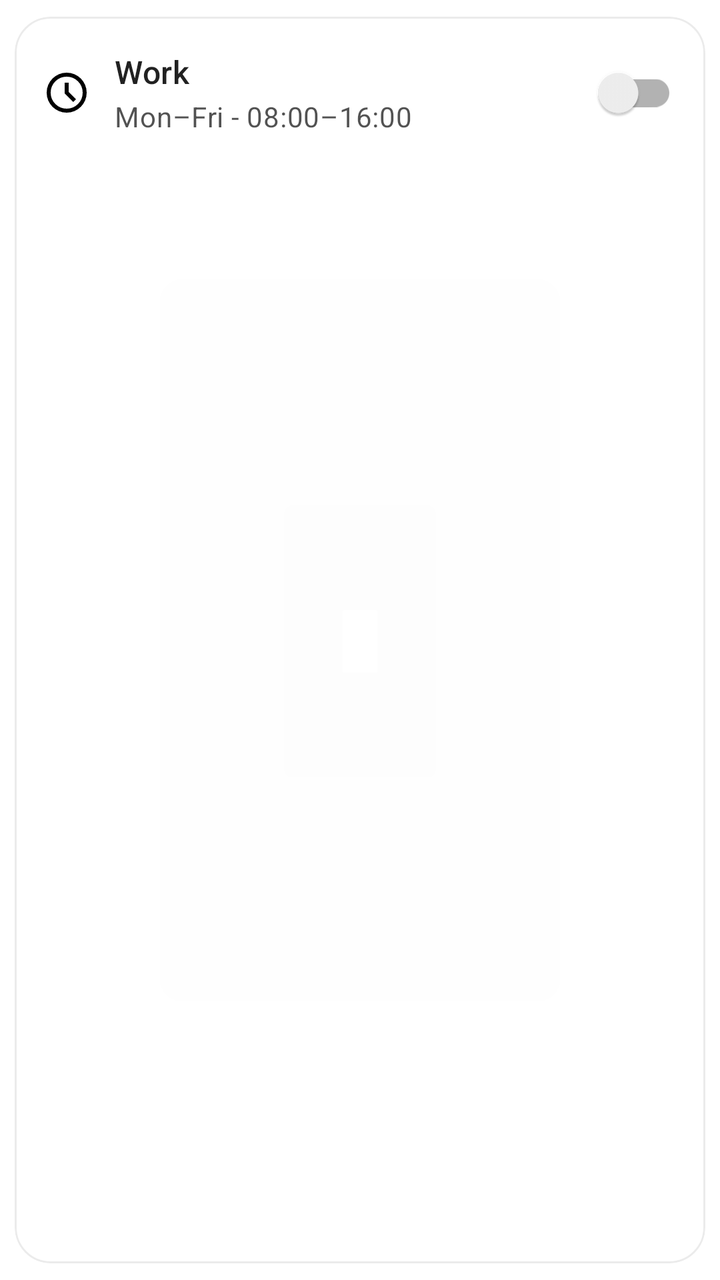
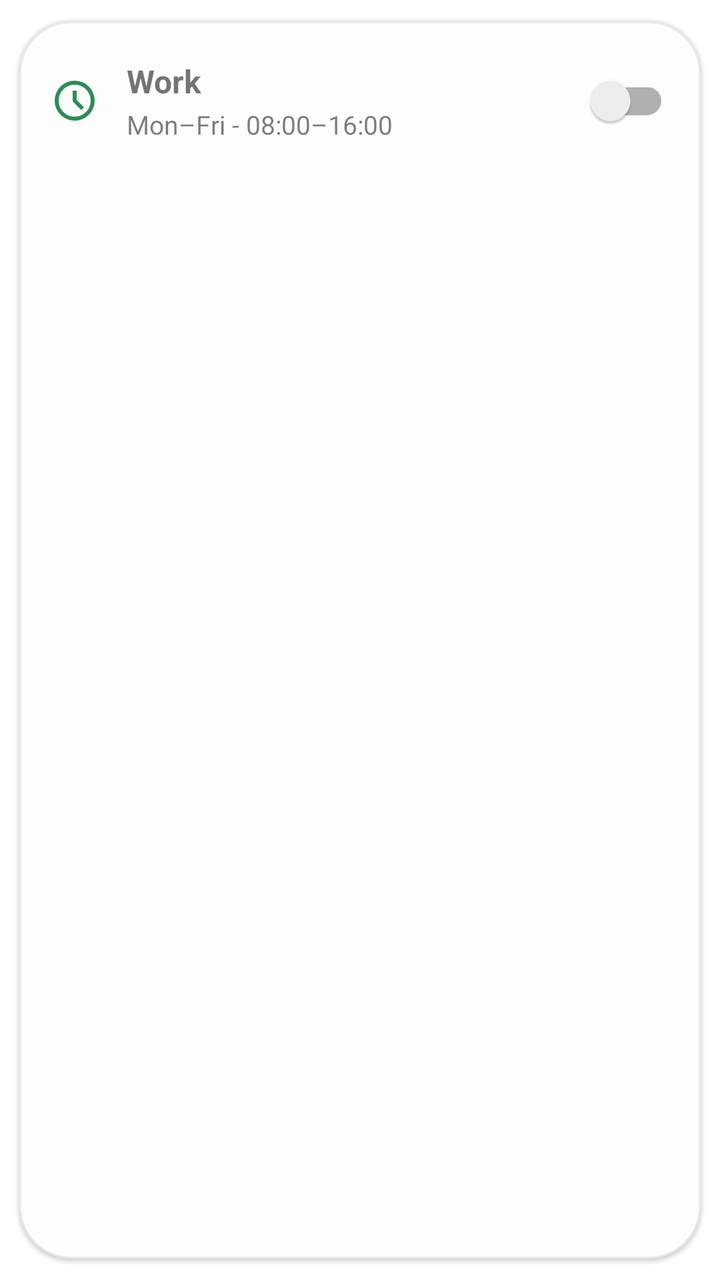

Screens rendered from an Android XML layout before and after an edit, with the pre-edit source and the edit as a unified diff.
<!-- AndroidManifest.xml: application theme Theme.Switchly -->
<!-- res/layout/item_schedule.xml -->
<?xml version="1.0" encoding="utf-8"?>
<com.google.android.material.card.MaterialCardView xmlns:android="http://schemas.android.com/apk/res/android"
    xmlns:app="http://schemas.android.com/apk/res-auto"
    android:id="@+id/cardRoot"
    android:layout_width="match_parent"
    android:layout_height="wrap_content"
    android:layout_marginTop="8dp"
    android:layout_marginBottom="4dp"
    app:cardUseCompatPadding="true"
    app:cardCornerRadius="18dp"
    app:cardElevation="1dp"
    app:strokeWidth="1dp"
    app:strokeColor="@color/switchly_card_stroke"
    app:cardBackgroundColor="@color/switchly_card_bg">

    <LinearLayout
        android:layout_width="match_parent"
        android:layout_height="wrap_content"
        android:orientation="vertical"
        android:padding="14dp">

        <LinearLayout
            android:layout_width="match_parent"
            android:layout_height="wrap_content"
            android:gravity="center_vertical"
            android:orientation="horizontal">

            <com.google.android.material.checkbox.MaterialCheckBox
                android:id="@+id/checkSelect"
                android:layout_width="wrap_content"
                android:layout_height="wrap_content"
                android:layout_marginEnd="10dp"
                android:visibility="gone"
                android:clickable="false"
                android:focusable="false" />

            <ImageView
                android:id="@+id/imgKind"
                android:layout_width="24dp"
                android:layout_height="24dp"
                android:src="@drawable/schedule_24"
                android:contentDescription="@null"
                app:tint="?attr/colorOnSurface" />

            <Space
                android:layout_width="12dp"
                android:layout_height="1dp" />

            <LinearLayout
                android:layout_width="0dp"
                android:layout_height="wrap_content"
                android:layout_weight="1"
                android:orientation="vertical">

                <TextView
                    android:id="@+id/textTitle"
                    android:layout_width="wrap_content"
                    android:layout_height="wrap_content"
                    style="@style/TextAppearance.Material3.TitleMedium"
                    android:text="@string/schedule_item_title_placeholder" />

                <TextView
                    android:id="@+id/textSubtitle"
                    android:layout_width="wrap_content"
                    android:layout_height="wrap_content"
                    android:layout_marginTop="2dp"
                    style="@style/TextAppearance.Material3.BodyMedium"
                    android:alpha="0.78"
                    android:text="@string/schedule_item_subtitle_placeholder" />

            </LinearLayout>

            <androidx.appcompat.widget.SwitchCompat
                android:id="@+id/switchEnabled"
                android:layout_width="wrap_content"
                android:layout_height="wrap_content"
                android:layout_marginEnd="0dp" />
        </LinearLayout>

        <TextView
            android:id="@+id/textNote"
            android:layout_width="match_parent"
            android:layout_height="wrap_content"
            android:layout_marginTop="6dp"
            android:layout_marginStart="36dp"
            style="@style/TextAppearance.Material3.BodySmall"
            android:alpha="0.78"
            android:maxLines="3"
            android:ellipsize="end"
            android:visibility="gone" />

    </LinearLayout>
</com.google.android.material.card.MaterialCardView>
<!-- resources referenced by this layout -->
<resources>
  <color name="switchly_card_bg">#F7FFFFFF</color>
  <color name="switchly_card_stroke">#14000000</color>
  <!-- drawable schedule_24 (drawable) -->
  <vector xmlns:android="http://schemas.android.com/apk/res/android"
      android:width="24dp"
      android:height="24dp"
      android:viewportWidth="960"
      android:viewportHeight="960">
      <path
          android:pathData="m612,668 l56,-56 -148,-148v-184h-80v216l172,172ZM480,880q-83,0 -156,-31.5T197,763q-54,-54 -85.5,-127T80,480q0,-83 31.5,-156T197,197q54,-54 127,-85.5T480,80q83,0 156,31.5T763,197q54,54 85.5,127T880,480q0,83 -31.5,156T763,763q-54,54 -127,85.5T480,880ZM480,480ZM480,800q133,0 226.5,-93.5T800,480q0,-133 -93.5,-226.5T480,160q-133,0 -226.5,93.5T160,480q0,133 93.5,226.5T480,800Z"
          android:fillColor="?attr/colorOnSurface"/>
  </vector>
  <string name="schedule_item_subtitle_placeholder">Mon–Fri - 08:00–16:00</string>
  <string name="schedule_item_title_placeholder">Work</string>
  <color name="accent_default_green">#2E8B57</color>
  <style name="Switchly.Button" parent="Widget.MaterialComponents.Button">
          <item name="backgroundTint">?attr/colorPrimary</item>
          <item name="android:textColor">@android:color/white</item>
          <item name="cornerRadius">16dp</item>
          <item name="android:textAllCaps">false</item>
          <item name="android:insetTop">0dp</item>
          <item name="android:insetBottom">0dp</item>
          <item name="android:minHeight">52dp</item>
      </style>
  <style name="Switchly.Fab" parent="Widget.MaterialComponents.FloatingActionButton">
          <item name="backgroundTint">?attr/colorPrimary</item>
          <item name="tint">@android:color/white</item>
      </style>
  <style name="Switchly.Card" parent="Widget.MaterialComponents.CardView">
          <item name="shapeAppearance">@style/ShapeAppearance.Switchly.Card</item>
          <item name="cardBackgroundColor">@color/switchly_card_bg</item>
          <item name="strokeColor">@color/switchly_card_stroke</item>
          <item name="strokeWidth">1dp</item>
          <item name="cardElevation">2dp</item>
          <item name="cardUseCompatPadding">true</item>
      </style>
  <style name="Switchly.TopBar" parent="Widget.MaterialComponents.Toolbar">
          
          <item name="android:background">?attr/colorPrimary</item>
          <item name="backgroundTint">?attr/colorPrimary</item>
  
          
          <item name="titleTextColor">@android:color/white</item>
  
          
          <item name="navigationIconTint">@android:color/white</item>
      </style>
  <style name="Switchly.TextInputLayout" parent="Widget.MaterialComponents.TextInputLayout.OutlinedBox">
          <item name="boxStrokeWidth">1dp</item>
          <item name="boxStrokeWidthFocused">2dp</item>
          <item name="boxCornerRadiusTopStart">12dp</item>
          <item name="boxCornerRadiusTopEnd">12dp</item>
          <item name="boxCornerRadiusBottomStart">12dp</item>
          <item name="boxCornerRadiusBottomEnd">12dp</item>
      </style>
  <style name="Switchly.AutoCompleteText" parent="Widget.MaterialComponents.AutoCompleteTextView.OutlinedBox">
          <item name="android:minHeight">56dp</item>
          <item name="android:paddingTop">12dp</item>
          <item name="android:paddingBottom">12dp</item>
          <item name="android:textAppearance">@style/TextAppearance.MaterialComponents.Body1</item>
      </style>
  <style name="ThemeOverlay.Switchly.Dialog" parent="ThemeOverlay.MaterialComponents.MaterialAlertDialog">
          <item name="colorControlActivated">?attr/colorPrimary</item>
          <item name="colorControlHighlight">?attr/colorPrimary</item>
          <item name="colorAccent">?attr/colorPrimary</item>
      </style>
  <style name="ShapeAppearance.Switchly.Card" parent="ShapeAppearance.MaterialComponents.LargeComponent">
          <item name="cornerFamily">rounded</item>
          <item name="cornerSize">26dp</item>
      </style>
  <!-- unchanged entries left out for length: 1 -->
</resources>

<!-- the commit's change to res/layout/item_schedule.xml (unified diff, before → after) -->
@@ -1,23 +1,22 @@
 <?xml version="1.0" encoding="utf-8"?>
 <com.google.android.material.card.MaterialCardView xmlns:android="http://schemas.android.com/apk/res/android"
+    style="@style/Switchly.Card"
     xmlns:app="http://schemas.android.com/apk/res-auto"
     android:id="@+id/cardRoot"
     android:layout_width="match_parent"
     android:layout_height="wrap_content"
-    android:layout_marginTop="8dp"
-    android:layout_marginBottom="4dp"
-    app:cardUseCompatPadding="true"
-    app:cardCornerRadius="18dp"
+    android:layout_marginBottom="8dp"
+    android:clickable="true"
+    android:focusable="true"
+    android:foreground="?attr/selectableItemBackground"
     app:cardElevation="1dp"
-    app:strokeWidth="1dp"
-    app:strokeColor="@color/switchly_card_stroke"
-    app:cardBackgroundColor="@color/switchly_card_bg">
+    app:cardUseCompatPadding="true">
 
     <LinearLayout
         android:layout_width="match_parent"
         android:layout_height="wrap_content"
         android:orientation="vertical"
-        android:padding="14dp">
+        android:padding="16dp">
 
         <LinearLayout
             android:layout_width="match_parent"
@@ -40,10 +39,10 @@
                 android:layout_height="24dp"
                 android:src="@drawable/schedule_24"
                 android:contentDescription="@null"
-                app:tint="?attr/colorOnSurface" />
+                app:tint="?attr/colorPrimary" />
 
             <Space
-                android:layout_width="12dp"
+                android:layout_width="14dp"
                 android:layout_height="1dp" />
 
             <LinearLayout
@@ -56,7 +55,8 @@
                     android:id="@+id/textTitle"
                     android:layout_width="wrap_content"
                     android:layout_height="wrap_content"
-                    style="@style/TextAppearance.Material3.TitleMedium"
+                    android:textSize="16sp"
+                    android:textStyle="bold"
                     android:text="@string/schedule_item_title_placeholder" />
 
                 <TextView
@@ -64,8 +64,9 @@
                     android:layout_width="wrap_content"
                     android:layout_height="wrap_content"
                     android:layout_marginTop="2dp"
-                    style="@style/TextAppearance.Material3.BodyMedium"
-                    android:alpha="0.78"
+                    android:textColor="?android:attr/textColorSecondary"
+                    android:textSize="13sp"
+                    android:alpha="0.86"
                     android:text="@string/schedule_item_subtitle_placeholder" />
 
             </LinearLayout>
@@ -82,9 +83,10 @@
             android:layout_width="match_parent"
             android:layout_height="wrap_content"
             android:layout_marginTop="6dp"
-            android:layout_marginStart="36dp"
-            style="@style/TextAppearance.Material3.BodySmall"
-            android:alpha="0.78"
+            android:layout_marginStart="38dp"
+            android:textColor="?android:attr/textColorSecondary"
+            android:textSize="13sp"
+            android:alpha="0.86"
             android:maxLines="3"
             android:ellipsize="end"
             android:visibility="gone" />
